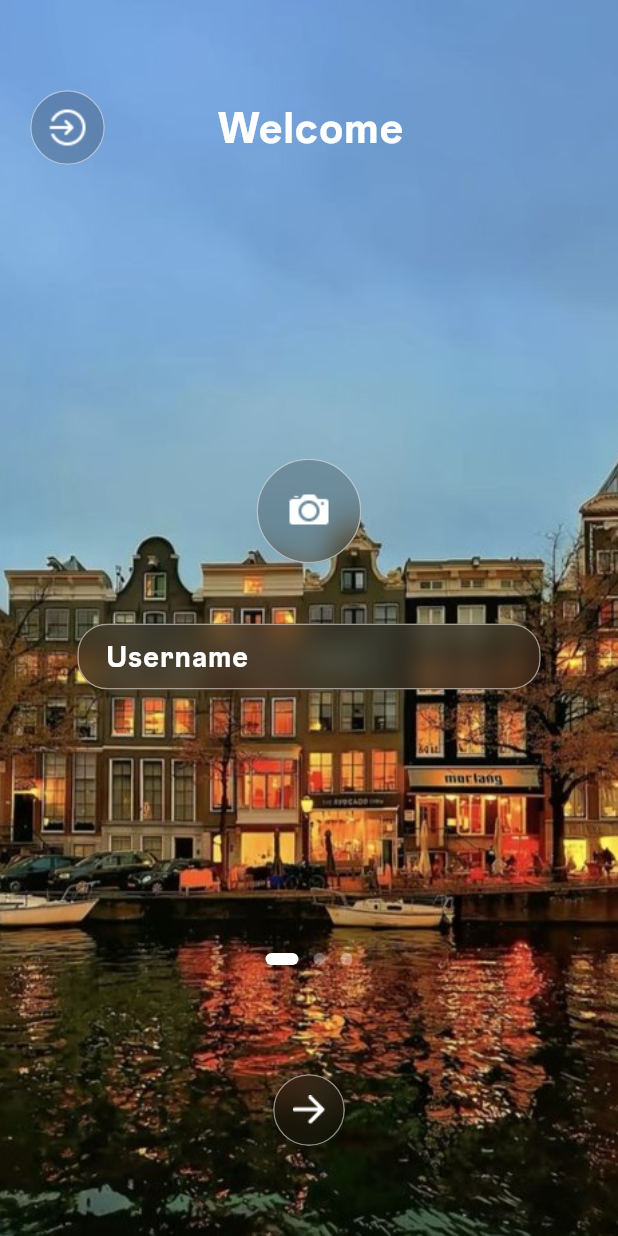
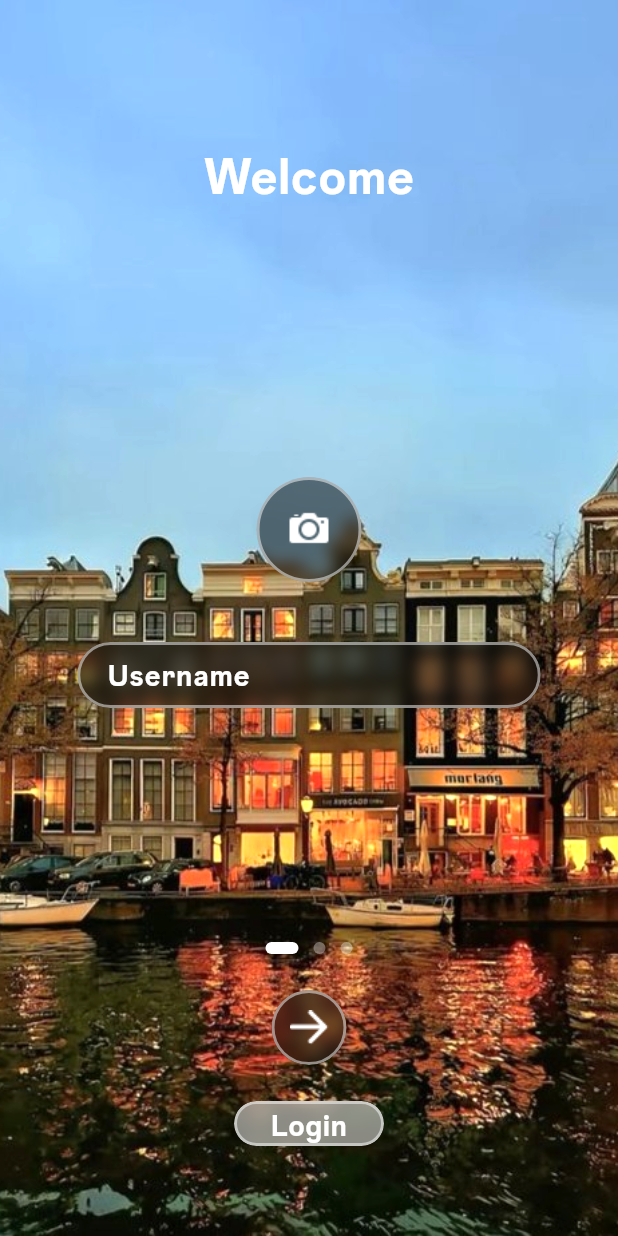
Before and after one commit to biso207/Vez, a Flutter app: the SignupPage screen opened directly, on a phone screen of 412 x 824 dp. Run offline on Flutter 3.47's test engine with Material 3 defaults, Android fonts, the phone set to English and light mode, and no system bars; our stand-ins replace image_picker; project files that could hold a hidden picture were left out.

Commit message:
overhaul UI layout and enhance `VezGlass` design system across login and signup screens
- Update `VezGlass` constants by reducing default blur from 10 to 5 and increasing default border width to 2px.
- Enhance `VezGlass` components (`container`, `circleButton`) with optional `color` parameters and increased default sizes.
- Implement `VezGlass.pillButton` as a new glassmorphic UI element for secondary navigation.
- Refactor `LoginPage` and `SignupPage` layouts to use a consistent three-part structure (Title, Form, Actions) utilizing `Spacer` for better vertical distribution.
- Apply a `ColorFiltered` brightness matrix to background images in both login and signup screens for improved contrast.
- Replace top-bar navigation icons with `VezGlass.pillButton` at the bottom of the screens to toggle between Login and Signup.
- Simplify `VezGlass.textField` usage by removing redundant height and radius overrides, relying on new default values.
- Increase header font size and weight for "Welcome" and "Hey!" titles.
- Adjust `SignupPage` form height and icon sizes for the profile photo picker.

```diff
--- a/lib/models/vez_glass.dart
+++ b/lib/models/vez_glass.dart
@@ -9,12 +9,12 @@ import 'package:flutter/material.dart';
 class VezGlass {
 
   /// default blur used everywhere
-  static const double blur = 10;
+  static const double blur = 5;
 
-  /// border style (1px white 50%)
+  /// border style (2px white 50%)
   static Border border = Border.all(
     color: Colors.white.withOpacity(.5),
-    width: 1,
+    width: 2,
   );
 
   /// ---------------------------------------------------
@@ -25,6 +25,7 @@ class VezGlass {
     BorderRadius radius = const BorderRadius.all(Radius.circular(30)),
     EdgeInsets padding = const EdgeInsets.symmetric(
         horizontal: 18, vertical: 14),
+    Color? color,
   }) {
     return ClipRRect(
       borderRadius: radius,
@@ -35,7 +36,7 @@ class VezGlass {
           decoration: BoxDecoration(
             borderRadius: radius,
             border: border,
-            color: Colors.black.withOpacity(.2),
+            color: color ?? Colors.black.withOpacity(.5),
           ),
           child: child,
         ),
@@ -49,9 +50,10 @@ class VezGlass {
   static Widget circleButton({
     required String assetIcon,
     required VoidCallback onTap,
-    double size = 48,
-    double iconSize = 22,
+    double size = 50,
+    double iconSize = 30,
     double rotation = 0,
+    Color? color,
   }) {
     return GestureDetector(
       onTap: onTap,
@@ -64,7 +66,7 @@ class VezGlass {
             decoration: BoxDecoration(
               shape: BoxShape.circle,
               border: border,
-              color: Colors.black.withOpacity(.2),
+              color: color ?? Colors.black.withOpacity(.5),
             ),
             child: Center(
               child: Transform.rotate(
@@ -83,6 +85,39 @@ class VezGlass {
   }
 
   /// ---------------------------------------------------
+  /// Glass pill button for page switching
+  /// ---------------------------------------------------
+  static Widget pillButton({
+    required String text,
+    required VoidCallback onTap,
+    Color? color,
+  }) {
+    return GestureDetector(
+      onTap: onTap,
+      child: SizedBox(
+        width: 100,
+        height: 30,
+        child: container(
+          color: color ?? Colors.black.withOpacity(.5),
+          padding: EdgeInsets.zero,
+          radius: BorderRadius.circular(15),
+          child: Center(
+            child: Text(
+              text,
+              style: const TextStyle(
+                color: Colors.white,
+                fontSize: 20,
+                fontWeight: FontWeight.bold,
+              ),
+              textAlign: TextAlign.center,
+            ),
+          ),
+        ),
+      ),
+    );
+  }
+
+  /// ---------------------------------------------------
   /// Glass text field
   /// ---------------------------------------------------
   static Widget textField(
@@ -92,7 +127,7 @@ class VezGlass {
         bool obscure = false,
 
         double? width,
-        double height = 48,
+        double height = 44,
         BorderRadius? radius,
 
         double fontSize = 20,
--- a/lib/screens/signup_screen.dart
+++ b/lib/screens/signup_screen.dart
@@ -89,9 +89,17 @@ class _SignupPageState extends State<SignupPage>
           /// ================= BACKGROUND =================
 
           Positioned.fill(
+            child: ColorFiltered(
+              colorFilter: const ColorFilter.matrix(<double>[
+                1.2, 0, 0, 0, 0,
+                0, 1.2, 0, 0, 0,
+                0, 0, 1.2, 0, 0,
+                0, 0, 0, 1.2, 0,
+              ]),
               child: Image.asset(
                 "assets/images/bg/bg_signup.jpg",
                 fit: BoxFit.cover,
+              ),
             ),
           ),
 
@@ -107,43 +115,23 @@ class _SignupPageState extends State<SignupPage>
                       (MediaQuery.of(context).viewInsets.bottom > 0 ? 300 : 0),
                   child: Column(
                     children: [
-                      const SizedBox(height: 60),
-
-                      /// HEADER
-                      Padding(
-                        padding:
-                        const EdgeInsets.symmetric(horizontal: 20),
-                        child: Row(
-                          children: [
-                            VezGlass.circleButton(
-                              assetIcon:
-                              "assets/images/icons/icon_login.png",
-                              onTap: () => Navigator.pop(context),
-                              size: 50,
-                              iconSize: 30,
-                            ),
-                            const Expanded(
-                              child: Center(
+                      /// ====== 1) TOP: TITLE ======
+                      const Spacer(),
+                      const Center(
                         child: Text(
                           "Welcome",
                           style: TextStyle(
                             color: Colors.white,
-                                    fontSize: 30,
-                                    fontWeight: FontWeight.w600,
+                            fontSize: 34,
+                            fontWeight: FontWeight.w700,
                           ),
                         ),
                       ),
-                            ),
-                            const SizedBox(width: 48),
-                          ],
-                        ),
-                      ),
 
+                      /// ====== 2) CENTRE: FORM ======
                       const Spacer(),
-
-                      /// ================= SLIDES =================
                       SizedBox(
-                        height: 380,
+                        height: 300,
                         child: PageView(
                           controller: _pageController,
                           physics: const NeverScrollableScrollPhysics(),
@@ -161,16 +149,22 @@ class _SignupPageState extends State<SignupPage>
                         ),
                       ),
 
+                      /// ====== 3) BOTTOM: ACTIONS ======
                       const Spacer(),
-
-                      /// STEP DOTS
+                      Column(
+                        mainAxisSize: MainAxisSize.min,
+                        children: [
                           _StepDots(currentPage: page, total: 3),
-
-                      const Spacer(),
-
-                      /// NAVIGATION BUTTONS
+                          const SizedBox(height: 24),
                           _navigation(),
-
+                          const SizedBox(height: 24),
+                          VezGlass.pillButton(
+                            text: "Login",
+                            color: Colors.white.withOpacity(0.5),
+                            onTap: () => Navigator.pop(context),
+                          ),
+                        ],
+                      ),
                       const SizedBox(height: 60),
                       SizedBox(
                           height: MediaQuery.of(context).viewInsets.bottom),
@@ -224,7 +218,7 @@ class _SignupPageState extends State<SignupPage>
                     assetIcon: "assets/images/icons/icon_camera.png",
                     onTap: _pickImage,
                     size: 70,
-                    iconSize: 40,
+                    iconSize: 60,
                   ),
                   // Profile photo on top when selected
                   if (_profileImage != null)
@@ -247,8 +241,6 @@ class _SignupPageState extends State<SignupPage>
             controller: usernameController,
             hint: "Username",
             width: MediaQuery.of(context).size.width * 0.75,
-            height: 44,
-            radius: BorderRadius.circular(20),
           ),
         ],
       ),
@@ -265,8 +257,6 @@ class _SignupPageState extends State<SignupPage>
             controller: emailController,
             hint: "Email",
             width: MediaQuery.of(context).size.width * 0.75,
-            height: 44,
-            radius: BorderRadius.circular(20),
           ),
 
           const SizedBox(height: 20),
@@ -277,8 +267,6 @@ class _SignupPageState extends State<SignupPage>
             obscure: !_showPassword,
             width:
             MediaQuery.of(context).size.width * 0.75,
-            height: 44,
-            radius: BorderRadius.circular(20),
             suffixIcon: GestureDetector(
               onTap: () => setState(
                       () => _showPassword = !_showPassword),
@@ -316,8 +304,6 @@ class _SignupPageState extends State<SignupPage>
                 ),
                 hint: "Date Of Birth",
                 width: MediaQuery.of(context).size.width * 0.75,
-                height: 44,
-                radius: BorderRadius.circular(20),
               ),
             ),
           ),
@@ -326,8 +312,6 @@ class _SignupPageState extends State<SignupPage>
             controller: cityController,
             hint: "City",
             width: MediaQuery.of(context).size.width * 0.75,
-            height: 44,
-            radius: BorderRadius.circular(20),
           ),
         ],
       ),
```
Also changed, not shown: lib/screens/login_screen.dart (+30 -45 lines). Lines whose indentation alone changed are shown as unchanged.
